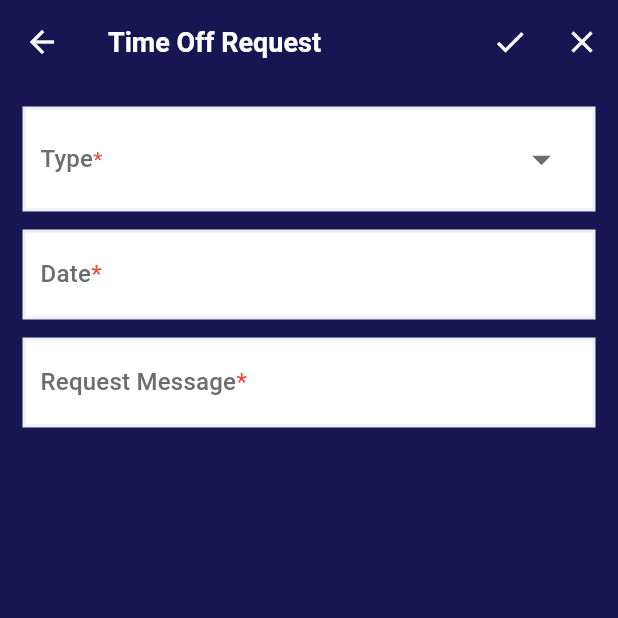
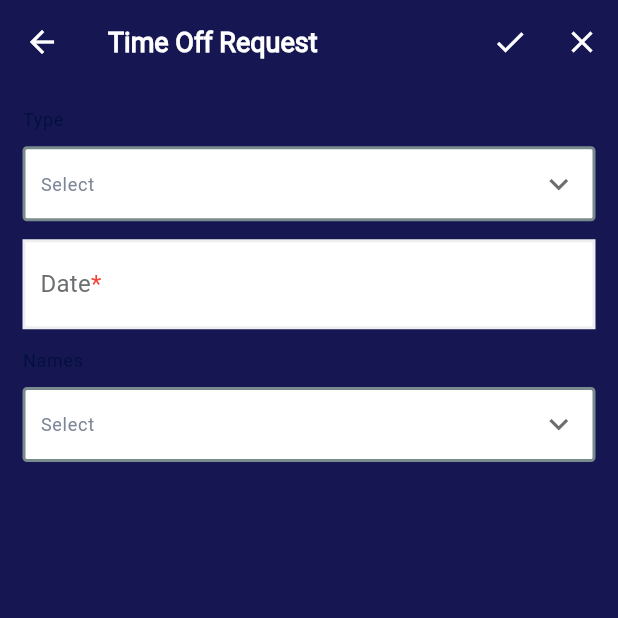
Before and after one commit to HarshsSharma/jionee, a Flutter app: the AddTimeOffRequestView screen opened directly, on a phone screen of 412 x 824 dp, the top half of it. Run offline on Flutter 3.47's test engine with Material 2 defaults, Android fonts, the phone set to English and light mode, and no system bars; our stand-ins replace get_it, shared_preferences; accounts and stored records are empty.

Commit message:
remove focus node from dropdown widget

```diff
--- a/lib/presentation/modules/bottom_nav_layout/time_off/views/add_time_off_request_view.dart
+++ b/lib/presentation/modules/bottom_nav_layout/time_off/views/add_time_off_request_view.dart
@@ -78,16 +78,27 @@ class _AddTimeOffRequestViewState extends State<AddTimeOffRequestView> {
                 },
               ),
               const SizedBox(height: 12.0),
-              InputTextFormFieldWidget(
-                controller: viewModel.requestMessageController,
+             DropDownWidget(
+                multiSelection: false,
+                data: const [
+                  'Mohab',
+                  'Mahmoud',
+                  'Mansour',
+                  'Ayman',
+                  'Eslam',
+                  'Ashraf',
+                ],
                 isRequired: true,
-                labelText: 'Request Message',
-                maxLines: null,
-                textInputAction: TextInputAction.newline,
-                keyboardType: TextInputType.multiline,
+                labelText: 'Names',
+                loadData: () async {
+                  return;
+                },
+                onScrollEnd: (_) async {
+                  return;
+                },
                 validator: (value) {
-                  if (value!.isEmpty) {
-                    return ';kgjfsk;gs;lfg';
+                  if (value.isEmpty) {
+                    return 'Please, select item';
                   }
                   return null;
                 },
--- a/lib/presentation/styles/colors.dart
+++ b/lib/presentation/styles/colors.dart
@@ -1,14 +1,19 @@
 import 'package:flutter/material.dart';
-
 class AppColors {
   static const Color primaryColor = Color(0xFF161652);
   static const Color scaffoldBackgroundColor = Color(0xFFF6F6F6);
 
   // Border color
   static const Color boGrey = Color(0xFFECEEF0);
+  static const Color boDarkGrey = Color(0xFF798B8D);
+  static const Color boTextFieldGrey = Color(0xFFADC8CB);
+
 
   // Text Color
   static const Color tDarkGrey = Color(0xFF6B6E6F);
+  static const Color tDarkBlue = Color(0xFF00103C);
+  static const Color tLightGrey = Color(0xFF7C8698);
+
 
   // Button colors
   static const Color buGreen = Color(0xFF14CB43);
--- a/lib/presentation/widget/dropdown_widget.dart
+++ b/lib/presentation/widget/dropdown_widget.dart
@@ -1,6 +1,5 @@
 import 'package:flutter/foundation.dart';
 import 'package:flutter/material.dart';
-import 'package:flutter/services.dart';
 
 import '../styles/colors.dart';
 import 'infinty_list_view.dart';
@@ -34,76 +33,148 @@ class DropDownWidget extends StatefulWidget {
   State<DropDownWidget> createState() => _DropDownWidgetState();
 }
 
-enum ButtonFocusState {
-  initial,
-  focused,
-  unFocused,
-}
-
 class _DropDownWidgetState extends State<DropDownWidget> {
   late ScrollController scrollController;
-  final FocusNode _focusNode = FocusNode();
   late FormFieldState<Object> fieldState;
   bool _expanded = false;
-  ButtonFocusState _focused = ButtonFocusState.initial;
-  late FocusAttachment _nodeAttachment;
-  OverlayEntry? _overlayEntry;
+  late GlobalKey _globalKey;
+  OverlayEntry? entry;
   final LayerLink _layerLink = LayerLink();
-
   String _selectedTitle = '';
   final List<String> _selectedTitles = [];
 
   @override
   void initState() {
+    scrollController = widget.scrollController ?? ScrollController();
+    _globalKey = GlobalKey();
     super.initState();
-    OverlayState? overlayState = Overlay.of(context);
-    scrollController = widget.scrollController ?? ScrollController();
-    _focusNode.addListener(() => _handleFocusChange(overlayState));
-    _nodeAttachment = _focusNode.attach(context, onKey: _handleKeyPress);
   }
 
-  KeyEventResult _handleKeyPress(FocusNode node, RawKeyEvent event) {
-    if (event is RawKeyDownEvent) {
-      debugPrint(
-          'Focus node ${node.debugLabel} got key event: ${event.logicalKey}');
-      if (event.logicalKey == LogicalKeyboardKey.enter) {
-        return KeyEventResult.handled;
-      }
-    }
-    return KeyEventResult.ignored;
+  void showOverlay() {
+    final overlay = Overlay.of(context);
+    RenderBox renderBox = context.findRenderObject() as RenderBox;
+    var size = renderBox.size;
+    entry = OverlayEntry(
+      builder: (ctx) {
+        return Positioned(
+          width: size.width,
+          child: CompositedTransformFollower(
+            link: _layerLink,
+            showWhenUnlinked: false,
+            offset: fieldState.hasError
+                ? Offset(0.0, size.height - 50.0)
+                : Offset(0.0, size.height - 27.0),
+            child: TapRegion(
+              groupId: _globalKey,
+              child: _createOverlay(fieldState),
+            ),
+          ),
+        );
+      },
+    );
+
+    overlay.insert(entry!);
   }
 
-  void _handleFocusChange(OverlayState overlayState) {
-    debugPrint('${_focusNode.hasFocus}');
-    if (_focusNode.hasFocus) {
-      _overlayEntry = _createOverlay(fieldState);
+  void hideOverlay() {
+    entry?.remove();
+    entry = null;
+  }
 
-      overlayState.insert(_overlayEntry!);
-      setState(() {
-        _focused = ButtonFocusState.focused;
-      });
-    } else {
-      _overlayEntry!.remove();
-      setState(() {
-        _focused = ButtonFocusState.unFocused;
-        _expanded = false;
-      });
-    }
+  Widget _createOverlay([FormFieldState<Object>? field]) {
+    return Container(
+      decoration: BoxDecoration(
+        borderRadius: const BorderRadius.only(
+          bottomLeft: Radius.circular(3),
+          bottomRight: Radius.circular(3),
+        ),
+        border: Border.all(
+          color: field!.hasError
+              ? Theme.of(context).colorScheme.error
+              : AppColors.boDarkGrey,
+          width: 1.0,
+        ),
+        color: Theme.of(context).colorScheme.brightness == Brightness.dark
+            ? Colors.grey[850]!
+            : Colors.white,
+      ),
+      padding: const EdgeInsets.symmetric(
+        horizontal: 15.0,
+        vertical: 4.0,
+      ),
+      height: 250,
+      child: Material(
+        color: Colors.transparent,
+        child: Column(
+          children: [
+            const SizedBox(height: 10.0),
+            TextField(
+              decoration: InputDecoration(
+                hintText: 'Search...',
+                helperStyle: Theme.of(context)
+                    .textTheme
+                    .labelSmall!
+                    .copyWith(color: AppColors.tLightGrey),
+                contentPadding: const EdgeInsets.symmetric(
+                  vertical: 5,
+                  horizontal: 10.0,
+                ),
+                prefixIcon: const Icon(Icons.search),
+                border: _textFieldBorders(),
+                enabledBorder: _textFieldBorders(),
+                focusedBorder: _textFieldBorders(),
+                disabledBorder: _textFieldBorders(),
+              ),
+            ),
+            Expanded(
+              child: RawScrollbar(
+                radius: const Radius.circular(4),
+                thumbVisibility: true,
+                controller: scrollController,
+                child: InfinityListViewWidget<String>(
+                  // focusNode: _focusNode,
+                  scrollController: scrollController,
+                  data: widget.data,
+                  separatorBuilder: const SizedBox(height: 10.0),
+                  itemBuilder: (ctx, i) {
+                    final title = widget.data[i];
+                    return GestureDetector(
+                      onTap: () {
+                        _handleSelectedEvent(title, field);
+                      },
+                      child: Text(
+                        title,
+                        style: _selectedTitle == title ||
+                                _selectedTitles.contains(title)
+                            ? Theme.of(context)
+                                .textTheme
+                                .labelMedium!
+                                .copyWith(color: Colors.grey)
+                            : Theme.of(context).textTheme.labelMedium,
+                      ),
+                    );
+                  },
+                  onScrollEnd: (nextPage) => widget.onScrollEnd(nextPage),
+                ),
+              ),
+            ),
+          ],
+        ),
+      ),
+    );
   }
 
   @override
   Widget build(BuildContext context) {
-    _nodeAttachment.reparent();
     return TapRegion(
       /// Through this [onTapOutside] prop I can close the dropdown menu when tapping any where outside it
       onTapOutside: (event) {
-        if (event.position.dy < 82.0 || event.position.dy > 313.0) {
         setState(() {
           _expanded = false;
         });
-          _focusNode.unfocus();
-        }
+        hideOverlay();
       },
+      groupId: _globalKey,
 
       /// This [FormField] widget allows me to use the validation of the [Form] like [TextFormFiled]
       /// (1) I should pass the validator method to it
@@ -117,24 +188,23 @@ class _DropDownWidgetState extends State<DropDownWidget> {
           return Column(
             crossAxisAlignment: CrossAxisAlignment.start,
             children: [
+              Text(widget.labelText,
+                  style: Theme.of(context).textTheme.labelSmall),
+              const SizedBox(height: 9.5),
               CompositedTransformTarget(
                 link: _layerLink,
-                child: Focus(
-                  focusNode: _focusNode,
                 child: Container(
-                    height: 70.0,
+                  height: 50.0,
                   padding: const EdgeInsets.symmetric(
                     horizontal: 10.0,
                     vertical: 5.0,
                   ),
                   decoration: BoxDecoration(
+                    borderRadius: BorderRadius.circular(3.0),
                     border: Border.all(
                       color: field.hasError
                           ? Theme.of(context).colorScheme.error
-                            : Theme.of(context).colorScheme.brightness ==
-                                    Brightness.dark
-                                ? Colors.grey[700]!
-                                : AppColors.boGrey,
+                          : AppColors.boDarkGrey,
                       width: 2.0,
                     ),
                     color: Theme.of(context).colorScheme.brightness ==
@@ -143,94 +213,51 @@ class _DropDownWidgetState extends State<DropDownWidget> {
                         : Colors.white,
                   ),
                   child: Row(
+                    crossAxisAlignment: CrossAxisAlignment.center,
+                    mainAxisAlignment: MainAxisAlignment.spaceBetween,
                     children: [
-                        Expanded(
-                          flex: _selectedTitle.isNotEmpty ? 3 : 5,
-                          child: widget.multiSelection
+                      widget.multiSelection
                           ? _selectedTitles.isEmpty
-                                  ? _labetWidget(context)
-                                  : Column(
-                                      crossAxisAlignment:
-                                          CrossAxisAlignment.start,
-                                      children: [
-                                        _labetWidget(context),
-                                        const SizedBox(height: 2),
-                                        _multiSelectionItem(field),
-                                      ],
-                                    )
+                              ? _labetWidget()
+                              : _multiSelectionItem(field)
 
                           //Single Selection Item
                           : _selectedTitle.isEmpty
-                                  ? _labetWidget(context)
-                                  : Column(
-                                      crossAxisAlignment:
-                                          CrossAxisAlignment.start,
-                                      mainAxisAlignment:
-                                          MainAxisAlignment.center,
-                                      children: [
-                                        _labetWidget(context),
-                                        const SizedBox(height: 2),
-                                        _singleSelectionItem(),
-                                      ],
-                                    ),
-                        ),
-                        Expanded(
-                          child: Row(
-                            mainAxisAlignment: MainAxisAlignment.end,
-                            children: [
-                              if (_selectedTitle.isNotEmpty)
+                              ? _labetWidget()
+                              : _singleSelectionItem(),
                       GestureDetector(
                         onTap: () {
-                                    setState(() {
-                                      _selectedTitle = '';
+                          _handleButtonPressed();
 
-                                      field.didChange(_selectedTitle); // (2)
-                                    });
-                                  },
-                                  child: const Icon(
-                                    Icons.close,
-                                    size: 20.0,
-                                  ),
-                                ),
-                              const Spacer(),
-                              IconButton(
-                                icon: Icon(
-                                  (_focused == ButtonFocusState.initial ||
-                                              _focused ==
-                                                  ButtonFocusState.unFocused) &&
-                                          _expanded == false
-                                      ? Icons.arrow_drop_down
-                                      : Icons.arrow_drop_up,
-                                  color: AppColors.tDarkGrey,
-                                  size: 30.0,
-                                ),
-                                onPressed: () {
-                                  _handleButtonPressed();
                           field.didChange(widget.multiSelection
                               ? _selectedTitles
                               : _selectedTitle);
                         },
-                              ),
-                            ],
+                        child: Icon(
+                          !_expanded
+                              ? Icons.keyboard_arrow_down_outlined
+                              : Icons.keyboard_arrow_up_outlined,
+                          color: AppColors.tDarkGrey,
+                          size: 25.0,
                         ),
                       ),
                     ],
                   ),
                 ),
               ),
-              ),
-              if (!_focusNode.hasFocus && field.hasError) ...[
+              if (entry == null && field.hasError) ...[
                 Visibility(
-                  visible: (!_focusNode.hasFocus && field.hasError),
+                  visible: (entry == null && field.hasError),
+                  maintainSize: false,
+                  maintainState: false,
                   child: Column(
                     crossAxisAlignment: CrossAxisAlignment.start,
                     children: [
                       const SizedBox(height: 5.0),
                       Text(
                         field.errorText!,
-                        style: TextStyle(
-                          color: Theme.of(context).colorScheme.error,
-                        ),
+                        style: Theme.of(context).textTheme.labelSmall!.copyWith(
+                            color: Theme.of(context).colorScheme.error),
                       ),
                     ],
                   ),
@@ -243,90 +270,29 @@ class _DropDownWidgetState extends State<DropDownWidget> {
     );
   }
 
-  OverlayEntry? _createOverlay([FormFieldState<Object>? field]) {
-    RenderBox renderBox = context.findRenderObject() as RenderBox;
-    var size = renderBox.size;
-    return OverlayEntry(
-      builder: (context) => Positioned(
-        width: size.width,
-        child: CompositedTransformFollower(
-          link: _layerLink,
-          showWhenUnlinked: false,
-          offset: field!.hasError
-              ? Offset(0.0, size.height - 25)
-              : Offset(0.0, size.height),
-          child: Container(
-            color: Theme.of(context).colorScheme.brightness == Brightness.dark
-                ? Colors.grey[850]!
-                : Colors.white,
-            padding: const EdgeInsets.symmetric(
-              horizontal: 15.0,
-              vertical: 4.0,
-            ),
-            height: 150,
-            child: InfinityListViewWidget<String>(
-              focusNode: _focusNode,
-              data: widget.data,
-              separatorBuilder: const SizedBox(height: 20.0),
-              itemBuilder: (ctx, i) {
-                final title = widget.data[i];
-                return GestureDetector(
-                  onTap: () {
-                    _handleSelectedEvent(title, field);
-                  },
-                  child: Text(
-                    title,
-                    style: _selectedTitle == title ||
-                            _selectedTitles.contains(title)
-                        ? const TextStyle(
-                            fontSize: 16.0,
-                            color: Colors.grey,
-                          )
-                        : TextStyle(
-                            fontSize: 16.0,
-                            fontWeight: FontWeight.bold,
-                            color: Theme.of(context).colorScheme.brightness ==
-                                    Brightness.dark
-                                ? Colors.white
-                                : Colors.black,
-                          ),
-                  ),
-                );
-              },
-              onScrollEnd: (nextPage) => widget.onScrollEnd(nextPage),
-            ),
-          ),
-        ),
+  OutlineInputBorder _textFieldBorders() {
+    return const OutlineInputBorder(
+      borderRadius: BorderRadius.all(Radius.circular(3.0)),
+      borderSide: BorderSide(
+        color: AppColors.boTextFieldGrey,
       ),
     );
   }
 
-  Row _labetWidget(BuildContext context) {
-    return Row(
-      children: [
-        Text(
-          widget.labelText,
-          style: Theme.of(context).textTheme.titleMedium,
-        ),
-        if (widget.isRequired)
-          Text(
-            '*',
-            style: TextStyle(
-              color: Theme.of(context).colorScheme.error,
-            ),
-          ),
-      ],
+  Text _labetWidget() {
+    return Text(
+      'Select',
+      style: Theme.of(context)
+          .textTheme
+          .labelSmall!
+          .copyWith(color: AppColors.tLightGrey),
     );
   }
 
   Text _singleSelectionItem() {
-    return Text(
-      _selectedTitle,
+    return Text(_selectedTitle,
         overflow: TextOverflow.ellipsis,
-      style: const TextStyle(
-        fontSize: 18.0,
-      ),
-    );
+        style: Theme.of(context).textTheme.labelMedium);
   }
 
   Expanded _multiSelectionItem(FormFieldState<dynamic> field) {
@@ -377,12 +343,6 @@ class _DropDownWidgetState extends State<DropDownWidget> {
     );
   }
 
-  @override
-  void dispose() {
-    _focusNode.dispose();
-    super.dispose();
-  }
-
   void _handleSelectedEvent(String title, FormFieldState<dynamic> field) {
     if (widget.multiSelection) {
       if (_selectedTitles.contains(title)) {
@@ -409,8 +369,8 @@ class _DropDownWidgetState extends State<DropDownWidget> {
         setState(() {
           _selectedTitle = title;
           field.didChange(_selectedTitle);
-          _expanded = !_expanded;
-          _focusNode.unfocus();
+          _expanded = false;
+          hideOverlay();
           if (widget.onSingleSelection != null) {
             widget.onSingleSelection!(_selectedTitle);
           }
@@ -440,9 +400,7 @@ class _DropDownWidgetState extends State<DropDownWidget> {
   }
 
   void _handleButtonPressed() {
-    if ((_focused == ButtonFocusState.initial ||
-            _focused == ButtonFocusState.unFocused) &&
-        !_expanded) {
+    if (!_expanded) {
       _showDialog();
 
       widget.loadData().then(
@@ -460,15 +418,16 @@ class _DropDownWidgetState extends State<DropDownWidget> {
   }
 
   void _buttonHandlePressed() {
-    if (_focused == ButtonFocusState.focused && _expanded) {
-      _focusNode.unfocus();
+    if (_expanded && entry != null) {
       setState(() {
-        _focused = ButtonFocusState.initial;
         _expanded = false;
       });
+      hideOverlay();
     } else {
-      _focusNode.requestFocus();
-      _expanded = !_expanded;
+      setState(() {
+        _expanded = true;
+      });
+      showOverlay();
     }
   }
 
```
Also changed, not shown: lib/presentation/styles/themes.dart (+12 -1 lines), pubspec.yaml (+10 -15 lines), assets/fonts/Roboto-Bold.ttf (added), assets/fonts/Roboto-Medium.ttf (added), assets/fonts/Roboto-Regular.ttf (added), 1 other file. Lines whose indentation alone changed are shown as unchanged.
